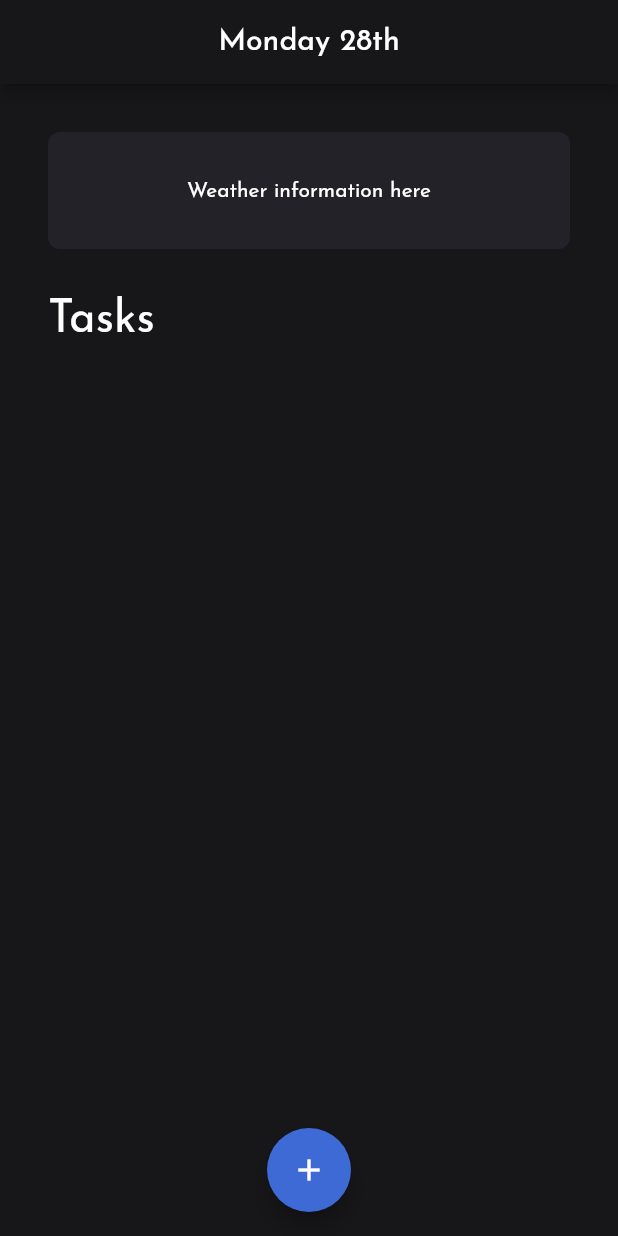
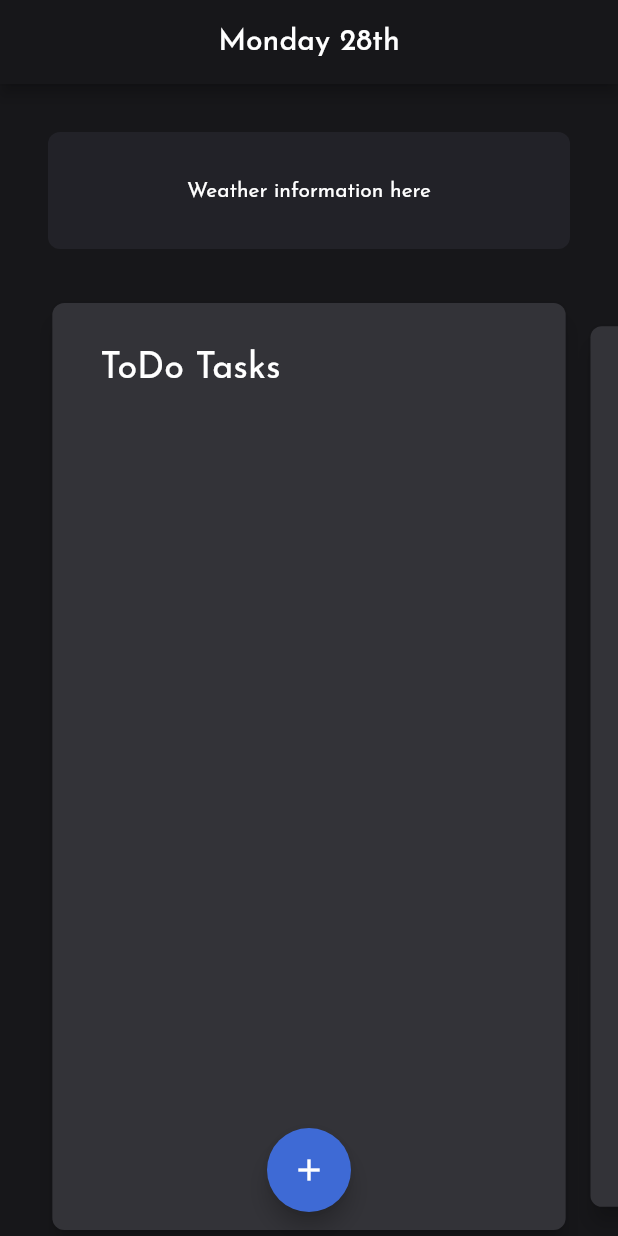
Before and after one commit to IanWambai/HydroIQToDo, a Flutter app: the screen it shows after launch, on a phone screen of 412 x 824 dp. Run offline on Flutter 3.47's test engine with Material 2 defaults, Android fonts, the phone set to English and light mode, and no system bars.

Commit message:
Completed and To Do Separation
Separate the todo and completed tasks.

Signed-off-by: Ian Wambai <ianwambai@gmail.com>

```diff
--- a/lib/main.dart
+++ b/lib/main.dart
@@ -25,13 +25,13 @@ class MyApp extends StatelessWidget {
   Widget build(BuildContext context) {
     return MaterialApp(
       debugShowCheckedModeBanner: false,
-      title: 'Flutter Demo',
+      title: 'HydroIQ ToDo',
       theme: ThemeData(
         fontFamily: 'JosefinSans',
         primarySwatch: primarySwatch,
         visualDensity: VisualDensity.adaptivePlatformDensity,
       ),
-      home: MyHomePage(title: 'Flutter Demo Home Page'),
+      home: MyHomePage(title: 'HydroIQ ToDo'),
     );
   }
 }
@@ -48,7 +48,9 @@ class MyHomePage extends StatefulWidget {
 class _MyHomePageState extends State<MyHomePage> {
   TextEditingController todoItemController = TextEditingController();
 
-  final List<ListItem> todoList = new List();
+  final List<ListItem> todoTaskList = new List();
+  final List<ListItem> completedTaskList = new List();
+  int _index = 0;
 
   _displayDialog() {
     return showDialog(
@@ -155,7 +157,37 @@ class _MyHomePageState extends State<MyHomePage> {
     // Putting our code inside "setState" tells the app that our state has changed, and
     // it will automatically re-render the list
     setState(() {
-      todoList.add(TodoItem(todoItemController.text));
+      todoTaskList.add(TodoItem(todoItemController.text));
+    });
+  }
+
+  // Much like _addTodoItem, this modifies the array of todo strings and
+// notifies the app that the state has changed by using setState
+  void _removeTodoItem(int index) {
+    setState(() {
+      completedTaskList.add(todoTaskList[index]);
+      todoTaskList.removeAt(index);
+    });
+  }
+
+  // Show an alert dialog asking the user to confirm that the task is done
+  void _promptRemoveTodoItem(int index) {
+    showDialog(
+        context: context,
+        builder: (BuildContext context) {
+          return new AlertDialog(
+              title: new Text('Mark "${todoTaskList[index]}" as done?'),
+              actions: <Widget>[
+                new FlatButton(
+                    child: new Text('CANCEL'),
+                    onPressed: () => Navigator.of(context).pop()),
+                new FlatButton(
+                    child: new Text('MARK AS DONE'),
+                    onPressed: () {
+                      _removeTodoItem(index);
+                      Navigator.of(context).pop();
+                    })
+              ]);
         });
   }
 
@@ -193,37 +225,69 @@ class _MyHomePageState extends State<MyHomePage> {
                   ),
                 ),
               ),
+              Expanded(
+                child: PageView.builder(
+                  itemCount: 2,
+                  controller: PageController(viewportFraction: 0.85),
+                  onPageChanged: (int index) => setState(() => _index = index),
+                  itemBuilder: (_, i) {
+                    String title = "ToDo Tasks";
+                    List taskList = todoTaskList;
+
+                    if (i == 1) {
+                      title = "Completed Tasks";
+                      taskList = completedTaskList;
+                    }
+
+                    return Transform.scale(
+                      scale: i == _index ? 1 : 0.95,
+                      child: Card(
+                        color: Color(0xff333338),
+                        elevation: 6,
+                        shape: RoundedRectangleBorder(
+                            borderRadius: BorderRadius.circular(8)),
+                        child: Column(
+                          children: [
                             Padding(
-                padding: const EdgeInsets.only(left: 32.0),
+                              padding: const EdgeInsets.only(
+                                  top: 32.0, left: 32.0, bottom: 16.0),
                               child: Align(
                                 alignment: Alignment.centerLeft,
                                 child: Text(
-                    'Tasks',
+                                  title,
                                   style: TextStyle(
                                     color: Colors.white,
-                      fontSize: 30.0,
+                                    fontSize: 24.0,
                                   ),
                                 ),
                               ),
                             ),
                             Expanded(
                               child: Padding(
-                  padding: const EdgeInsets.all(16.0),
+                                padding: const EdgeInsets.all(4.0),
                                 child: ListView.builder(
                                   // Let the ListView know how many items it needs to build.
-                    itemCount: todoList.length,
+                                  itemCount: taskList.length,
                                   // Provide a builder function. This is where the magic happens.
                                   // Convert each item into a widget based on the type of item it is.
                                   itemBuilder: (context, index) {
-                      final item = todoList[index];
+                                    final item = taskList[index];
 
                                     return ListTile(
                                         title: item.buildTask(context),
-                      );
+                                        onTap: () =>
+                                            _promptRemoveTodoItem(index));
                                   },
                                 ),
                               ),
                             ),
+                          ],
+                        ),
+                      ),
+                    );
+                  },
+                ),
+              )
             ],
           ),
         ),
```
Lines whose indentation alone changed are shown as unchanged.
